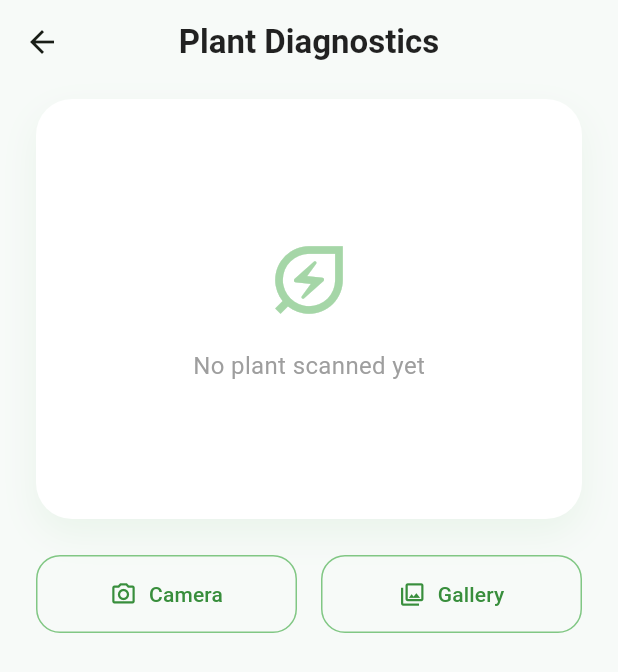
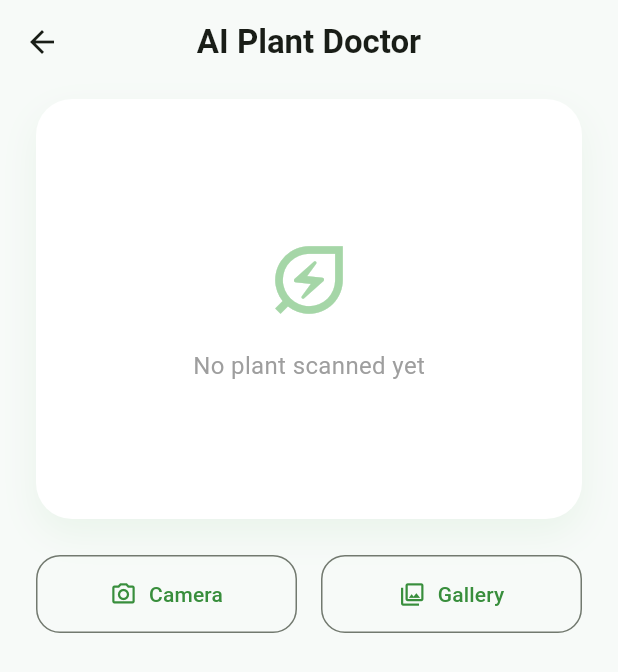
Before and after one commit to Nitezio/KebunKomuniti_AI, a Flutter app: the CameraScreen screen opened directly, on a phone screen of 412 x 824 dp. Shown: the top 672 px of the screen. Run offline on Flutter 3.47's test engine with Material 3 defaults, Android fonts, the phone set to English and light mode, and no system bars; our stand-ins replace flutter_map, image_picker, latlong2.

Commit message:
feat: upgrade AI Doctor UI to support localized DIY and Commercial remedies with responsive layout

```diff
--- a/kebunkomuniti-core/app-frontend/lib/screens/camera_screen.dart
+++ b/kebunkomuniti-core/app-frontend/lib/screens/camera_screen.dart
@@ -56,13 +56,10 @@ class _CameraScreenState extends State<CameraScreen> {
   @override
   Widget build(BuildContext context) {
     return Scaffold(
-      backgroundColor: const Color(0xFFF7FAF8), // Very soft green-tinted white
+      backgroundColor: const Color(0xFFF7FAF8),
       appBar: AppBar(
         elevation: 0,
-        title: const Text(
-          'Plant Diagnostics',
-          style: TextStyle(fontWeight: FontWeight.w600, color: Colors.black87),
-        ),
+        title: const Text('AI Plant Doctor', style: TextStyle(fontWeight: FontWeight.w600)),
         backgroundColor: Colors.transparent,
         centerTitle: true,
       ),
@@ -73,25 +70,15 @@ class _CameraScreenState extends State<CameraScreen> {
           child: Column(
             crossAxisAlignment: CrossAxisAlignment.stretch,
             children: [
-              // Image Container
               Container(
                 height: 280,
                 decoration: BoxDecoration(
                   color: Colors.white,
                   borderRadius: BorderRadius.circular(24),
-                  boxShadow: [
-                    BoxShadow(
-                      color: Colors.green.withOpacity(0.08),
-                      blurRadius: 20,
-                      offset: const Offset(0, 10),
-                    )
-                  ],
+                  boxShadow: [BoxShadow(color: Colors.green.withOpacity(0.08), blurRadius: 20, offset: const Offset(0, 10))],
                 ),
                 child: _imageFile != null
-                    ? ClipRRect(
-                  borderRadius: BorderRadius.circular(24),
-                  child: Image.file(_imageFile!, fit: BoxFit.cover),
-                )
+                    ? ClipRRect(borderRadius: BorderRadius.circular(24), child: Image.file(_imageFile!, fit: BoxFit.cover))
                     : Column(
                   mainAxisAlignment: MainAxisAlignment.center,
                   children: [
@@ -102,8 +89,6 @@ class _CameraScreenState extends State<CameraScreen> {
                 ),
               ),
               const SizedBox(height: 24),
-
-              // Action Buttons
               Row(
                 children: [
                   Expanded(
@@ -111,12 +96,7 @@ class _CameraScreenState extends State<CameraScreen> {
                       onPressed: () => _pickImage(ImageSource.camera),
                       icon: const Icon(Icons.camera_alt_outlined),
                       label: const Text("Camera"),
-                      style: OutlinedButton.styleFrom(
-                        padding: const EdgeInsets.symmetric(vertical: 16),
-                        shape: RoundedRectangleBorder(borderRadius: BorderRadius.circular(16)),
-                        side: BorderSide(color: Colors.green.shade300),
-                        foregroundColor: Colors.green.shade700,
-                      ),
+                      style: OutlinedButton.styleFrom(padding: const EdgeInsets.symmetric(vertical: 16), shape: RoundedRectangleBorder(borderRadius: BorderRadius.circular(16)), foregroundColor: Colors.green.shade700),
                     ),
                   ),
                   const SizedBox(width: 16),
@@ -125,48 +105,22 @@ class _CameraScreenState extends State<CameraScreen> {
                       onPressed: () => _pickImage(ImageSource.gallery),
                       icon: const Icon(Icons.photo_library_outlined),
                       label: const Text("Gallery"),
-                      style: OutlinedButton.styleFrom(
-                        padding: const EdgeInsets.symmetric(vertical: 16),
-                        shape: RoundedRectangleBorder(borderRadius: BorderRadius.circular(16)),
-                        side: BorderSide(color: Colors.green.shade300),
-                        foregroundColor: Colors.green.shade700,
-                      ),
+                      style: OutlinedButton.styleFrom(padding: const EdgeInsets.symmetric(vertical: 16), shape: RoundedRectangleBorder(borderRadius: BorderRadius.circular(16)), foregroundColor: Colors.green.shade700),
                     ),
                   ),
                 ],
               ),
               const SizedBox(height: 24),
-
-              // Analyze Button
               if (_imageFile != null && _diagnosisData == null && !_isLoading)
                 FilledButton.icon(
                   onPressed: _analyzeWithAI,
                   icon: const Icon(Icons.auto_awesome),
-                  label: const Text("Analyze with AI", style: TextStyle(fontSize: 16, fontWeight: FontWeight.bold)),
-                  style: FilledButton.styleFrom(
-                    backgroundColor: Colors.green.shade700,
-                    padding: const EdgeInsets.symmetric(vertical: 18),
-                    shape: RoundedRectangleBorder(borderRadius: BorderRadius.circular(16)),
+                  label: const Text("Diagnose Plant", style: TextStyle(fontSize: 16, fontWeight: FontWeight.bold)),
+                  style: FilledButton.styleFrom(backgroundColor: Colors.green.shade700, padding: const EdgeInsets.symmetric(vertical: 18), shape: RoundedRectangleBorder(borderRadius: BorderRadius.circular(16))),
                 ),
-                ),
-
-              if (_isLoading)
-                const Center(
-                  child: Padding(
-                    padding: EdgeInsets.all(20.0),
-                    child: CircularProgressIndicator(color: Colors.green),
-                  ),
-                ),
-
-              if (_errorMessage.isNotEmpty)
-                Container(
-                  padding: const EdgeInsets.all(16),
-                  decoration: BoxDecoration(color: Colors.red.shade50, borderRadius: BorderRadius.circular(12)),
-                  child: Text(_errorMessage, style: TextStyle(color: Colors.red.shade700)),
-                ),
-
+              if (_isLoading) const Center(child: Padding(padding: EdgeInsets.all(20.0), child: CircularProgressIndicator(color: Colors.green))),
               if (_diagnosisData != null) _buildDiagnosisCard(),
-              const SizedBox(height: 40), // Bottom padding
+              const SizedBox(height: 40),
             ],
           ),
         ),
@@ -179,27 +133,8 @@ class _CameraScreenState extends State<CameraScreen> {
       return Container(
         margin: const EdgeInsets.only(top: 20),
         padding: const EdgeInsets.all(20),
-        decoration: BoxDecoration(
-          color: Colors.red.shade50,
-          borderRadius: BorderRadius.circular(20),
-          border: Border.all(color: Colors.red.shade200),
-        ),
-        child: Row(
-          children: [
-            Container(
-              padding: const EdgeInsets.all(10),
-              decoration: BoxDecoration(color: Colors.red.shade100, shape: BoxShape.circle),
-              child: Icon(Icons.warning_rounded, color: Colors.red.shade700),
-            ),
-            const SizedBox(width: 16),
-            Expanded(
-              child: Text(
-                "Not a plant detected! Please scan a clear leaf.",
-                style: TextStyle(color: Colors.red.shade900, fontWeight: FontWeight.w600),
-              ),
-            ),
-          ],
-        ),
+        decoration: BoxDecoration(color: Colors.red.shade50, borderRadius: BorderRadius.circular(20), border: Border.all(color: Colors.red.shade200)),
+        child: Row(children: [Icon(Icons.warning_rounded, color: Colors.red.shade700), const SizedBox(width: 16), Expanded(child: Text("Not a plant detected! Please scan a clear leaf.", style: TextStyle(color: Colors.red.shade900, fontWeight: FontWeight.w600)))]),
       );
     }
 
@@ -207,11 +142,7 @@ class _CameraScreenState extends State<CameraScreen> {
 
     return Container(
       margin: const EdgeInsets.only(top: 24),
-      decoration: BoxDecoration(
-        color: Colors.white,
-        borderRadius: BorderRadius.circular(24),
-        boxShadow: [BoxShadow(color: Colors.black.withOpacity(0.04), blurRadius: 24, offset: const Offset(0, 4))],
-      ),
+      decoration: BoxDecoration(color: Colors.white, borderRadius: BorderRadius.circular(24), boxShadow: [BoxShadow(color: Colors.black.withOpacity(0.04), blurRadius: 24, offset: const Offset(0, 4))]),
       child: Padding(
         padding: const EdgeInsets.all(24.0),
         child: Column(
@@ -221,26 +152,16 @@ class _CameraScreenState extends State<CameraScreen> {
               children: [
                 Container(
                   padding: const EdgeInsets.all(12),
-                  decoration: BoxDecoration(
-                    color: isHealthy ? Colors.green.shade50 : Colors.orange.shade50,
-                    borderRadius: BorderRadius.circular(16),
-                  ),
-                  child: Icon(
-                    isHealthy ? Icons.eco_rounded : Icons.coronavirus_rounded,
-                    color: isHealthy ? Colors.green.shade600 : Colors.orange.shade600,
-                    size: 28,
-                  ),
+                  decoration: BoxDecoration(color: isHealthy ? Colors.green.shade50 : Colors.orange.shade50, borderRadius: BorderRadius.circular(16)),
+                  child: Icon(isHealthy ? Icons.eco_rounded : Icons.coronavirus_rounded, color: isHealthy ? Colors.green.shade600 : Colors.orange.shade600, size: 28),
                 ),
                 const SizedBox(width: 16),
                 Expanded(
                   child: Column(
                     crossAxisAlignment: CrossAxisAlignment.start,
                     children: [
-                      Text(
-                        isHealthy ? "Healthy Plant" : "Action Required",
-                        style: TextStyle(fontSize: 18, fontWeight: FontWeight.bold, color: isHealthy ? Colors.green.shade800 : Colors.orange.shade800),
-                      ),
-                      Text("AI Confidence: ${_diagnosisData!['confidence']}%", style: TextStyle(color: Colors.grey.shade500, fontSize: 13)),
+                      Text(isHealthy ? "Healthy Plant" : "Action Required", style: TextStyle(fontSize: 18, fontWeight: FontWeight.bold, color: isHealthy ? Colors.green.shade800 : Colors.orange.shade800)),
+                      Text("Confidence: ${_diagnosisData!['confidence']}", style: TextStyle(color: Colors.grey.shade500, fontSize: 13)),
                     ],
                   ),
                 ),
@@ -252,7 +173,21 @@ class _CameraScreenState extends State<CameraScreen> {
 
             if (!isHealthy) ...[
               const SizedBox(height: 20),
-              Container(
+              // --- DIY REMEDY BOX ---
+              _buildRemedyBox("DIY Home Solution", _diagnosisData!['diy_remedy'] ?? "N/A", Icons.home_repair_service_outlined),
+              const SizedBox(height: 12),
+              // --- COMMERCIAL REMEDY BOX ---
+              _buildRemedyBox("Commercial Product", _diagnosisData!['commercial_remedy'] ?? "N/A", Icons.shopping_cart_outlined),
+            ]
+          ],
+        ),
+      ),
+    );
+  }
+
+  Widget _buildRemedyBox(String title, String advice, IconData icon) {
+    return Container(
+      width: double.infinity,
       padding: const EdgeInsets.all(16),
       decoration: BoxDecoration(color: Colors.orange.shade50, borderRadius: BorderRadius.circular(16)),
       child: Column(
@@ -260,28 +195,14 @@ class _CameraScreenState extends State<CameraScreen> {
         children: [
           Row(
             children: [
-                        Icon(Icons.healing, size: 18, color: Colors.orange.shade800),
+              Icon(icon, size: 18, color: Colors.orange.shade800),
               const SizedBox(width: 8),
-                        Expanded(
-                          child: Text(
-                            "Treatment Plan",
-                            style: TextStyle(fontWeight: FontWeight.bold, color: Colors.orange.shade800)
-                          ),
-                        ),
+              Expanded(child: Text(title, style: TextStyle(fontWeight: FontWeight.bold, color: Colors.orange.shade800))),
             ],
           ),
           const SizedBox(height: 8),
-                    Text(
-                      _diagnosisData!['remedy_advice'] ?? "No remedy advice provided.",
-                      style: TextStyle(color: Colors.orange.shade900, height: 1.5),
-                      softWrap: true,
-                    ),
+          Text(advice, style: TextStyle(color: Colors.orange.shade900, height: 1.5), softWrap: true),
         ],
-                ),
-              )
-            ]
-          ],
-        ),
       ),
     );
   }
@@ -300,11 +221,7 @@ class _CameraScreenState extends State<CameraScreen> {
               children: [
                 Text(label, style: TextStyle(fontSize: 13, color: Colors.grey.shade500)),
                 const SizedBox(height: 2),
-                Text(
-                  value,
-                  style: TextStyle(fontSize: 16, fontWeight: FontWeight.w600, color: color ?? Colors.black87),
-                  softWrap: true,
-                ),
+                Text(value, style: TextStyle(fontSize: 16, fontWeight: FontWeight.w600, color: color ?? Colors.black87), softWrap: true),
               ],
             ),
           ),
```
Lines whose indentation alone changed are shown as unchanged.
